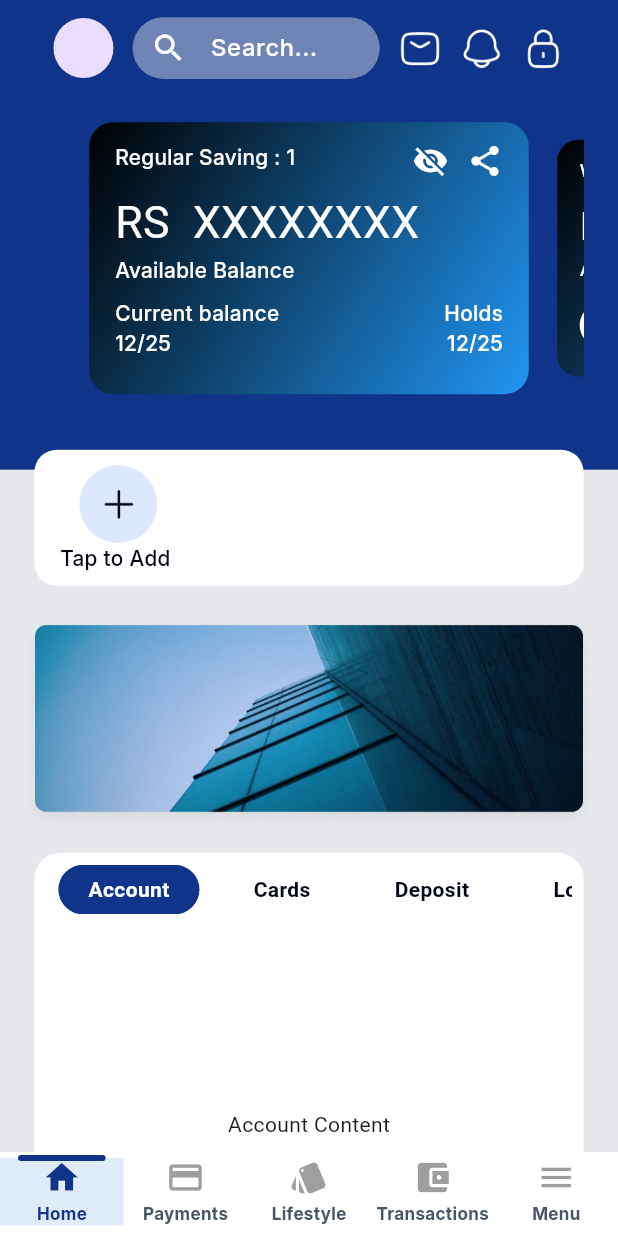
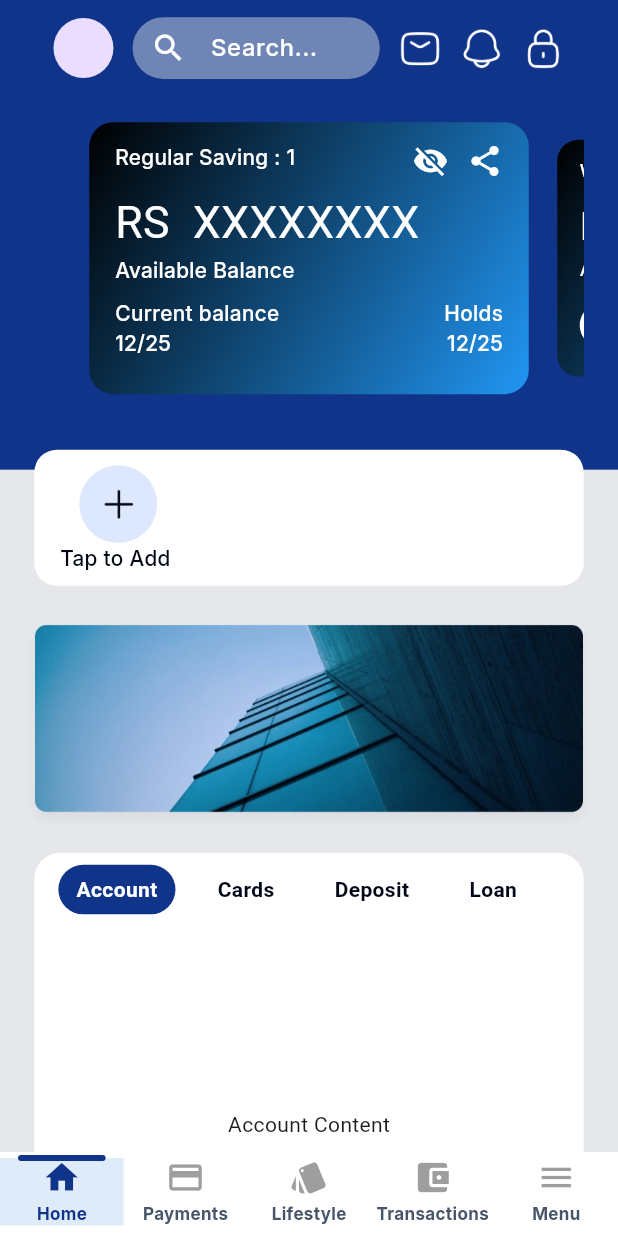
Before and after one commit to PayMediaSL/cbm-mobile, a Flutter app: the screen it shows after launch, on a phone screen of 412 x 824 dp. Run offline on Flutter 3.47's test engine with Material 3 defaults, Android fonts, the phone set to English and light mode, and no system bars; drawn by our look-alikes of carousel_slider, persistent_bottom_nav_bar; our stand-ins replace cached_network_image, camera, device_info_plus, easy_localization, equatable, firebase_analytics and 14 more; missing offline and left inert: flutter_jailbreak_detection; accounts and stored records are empty; Roboto replaces fonts that are missing (spacegrotsek).

Commit message:
Home Screen

```diff
--- a/lib/screens/main_screens/home_screen/home_screen.dart
+++ b/lib/screens/main_screens/home_screen/home_screen.dart
@@ -119,6 +119,7 @@ class _MainHomeScreenState extends State<MainHomeScreen> {
                   final card = cardData[index];
                   bool isWallet = card["isWallet"] == 'true';
                   return VisaCardWidget(
+                    maskindex: index,
                     availableBalance: card["availableBalance"] ?? "",
                     accountNumber: card["accountNumber"] ?? "",
                     currentBalance: card["currentBalance"] ?? "",
--- a/lib/screens/screen_layouts/tab_bar/tab_bar_layout.dart
+++ b/lib/screens/screen_layouts/tab_bar/tab_bar_layout.dart
@@ -22,11 +22,10 @@ class CustomTabBar extends StatelessWidget {
         itemBuilder: (context, index) {
           return GestureDetector(
             onTap: () {
-              // Update the selected tab index in the provider
               tabSelectionModel.setSelectedIndex(index);
             },
             child: Container(
-              padding: EdgeInsets.symmetric(horizontal: 20.0, vertical: 0.0),
+              padding: EdgeInsets.symmetric(horizontal: 12.0, vertical: 0.0),
               margin: EdgeInsets.symmetric(horizontal: 8.0),
               decoration: BoxDecoration(
                 borderRadius: BorderRadius.circular(20),
--- a/lib/screens/widgets/home_quick_access/home_quick_access.dart
+++ b/lib/screens/widgets/home_quick_access/home_quick_access.dart
@@ -146,7 +146,7 @@ class QuickAccessWidget extends StatelessWidget {
               ),
               _buildOptionTile(
                 context: context,
-                label: 'Favara',
+                label: 'Favara Pay',
                 assetImage: ImageAsset().iconImageFavara,
                 homeProvider: homeProvider,
               ),
--- a/lib/screens/widgets/visa_card/visa_card_widget.dart
+++ b/lib/screens/widgets/visa_card/visa_card_widget.dart
@@ -19,6 +19,7 @@ class VisaCardWidget extends StatelessWidget {
   final void Function()? onTapAccounts;
   final void Function()? onTapAddMoney;
   final void Function()? onTapLastCard;
+  final int? maskindex;
 
   bool isWallet;
   final Color? gradientColor1;
@@ -39,6 +40,7 @@ class VisaCardWidget extends StatelessWidget {
     this.gradientColor2,
     this.isLastCard = false,
     this.onTapLastCard,
+    this.maskindex,
     Key? key,
   }) : super(key: key);
 
@@ -117,10 +119,12 @@ class VisaCardWidget extends StatelessWidget {
                           children: [
                             GestureDetector(
                                 onTap: () {
-                                  commonProvider.toggleState("masknumber");
+                                  commonProvider
+                                      .toggleState("masknumber_$maskindex");
                                 },
                                 child: Icon(
-                                  !commonProvider.getState("masknumber")
+                                  !commonProvider
+                                          .getState("masknumber_$maskindex")
                                       ? Icons.visibility_off
                                       : Icons.visibility,
                                   color: AppColors.primaryWhiteColor,
@@ -140,7 +144,7 @@ class VisaCardWidget extends StatelessWidget {
 
                     ColumnSpacer(0.01),
                     Text(
-                      "RS  ${!commonProvider.getState("masknumber") ? maskNumber(availableBalance) : availableBalance}",
+                      "RS  ${!commonProvider.getState("masknumber_$maskindex") ? maskNumber(availableBalance) : availableBalance}",
                       style: commonTextStyle.copyWith(
                           fontSize: 26.sp,
                           fontFamily: "spacegrotsek",
```
